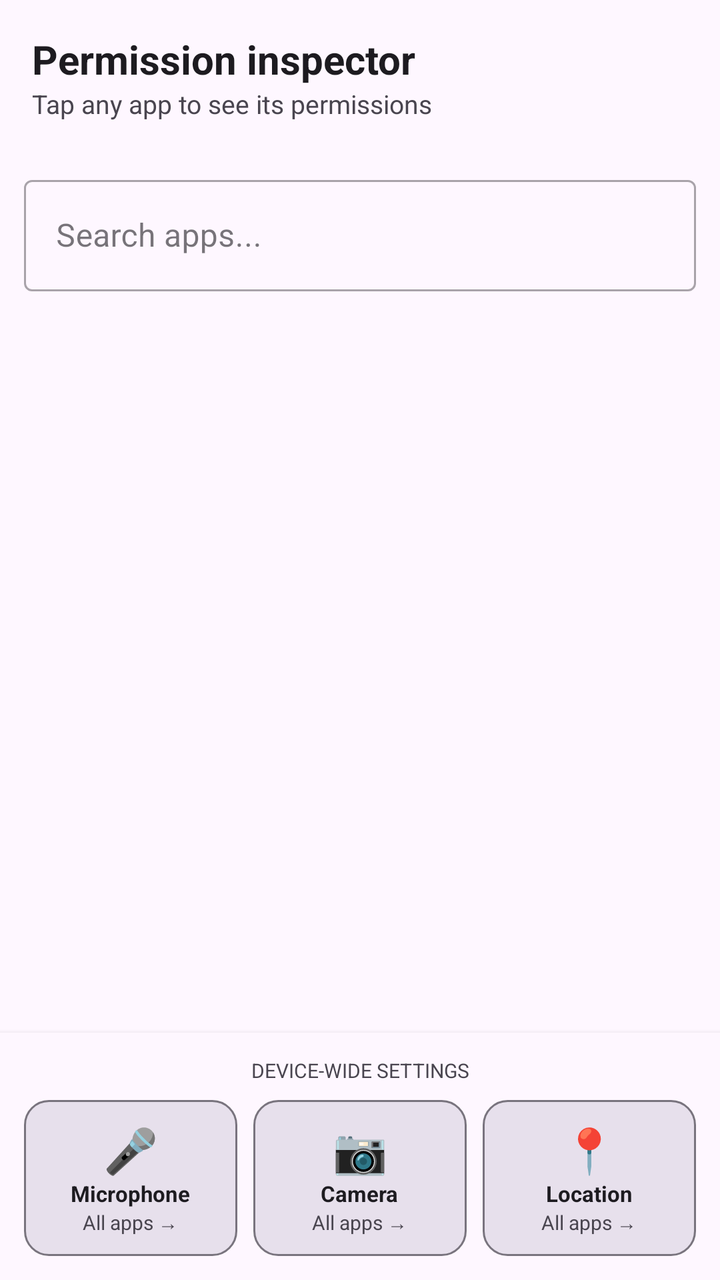
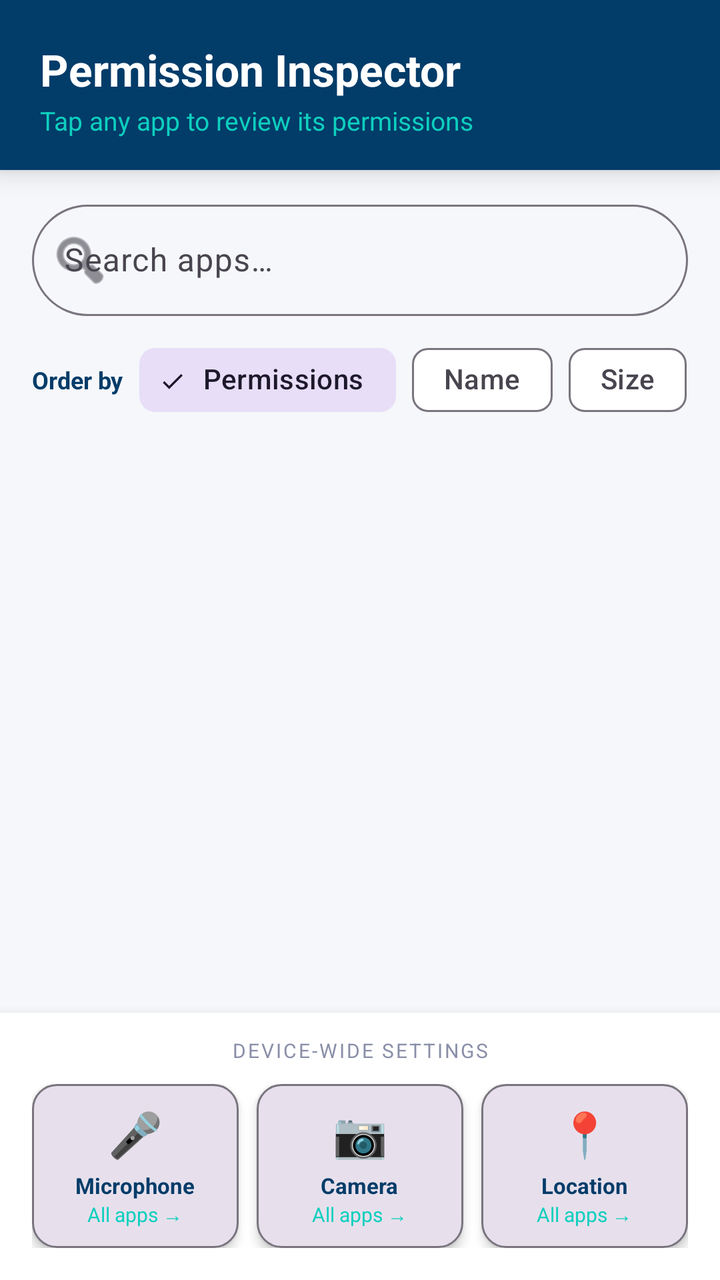

An Android layout rendered at two revisions. The XML below is the earlier revision; the diff shows what the commit changed to produce the second picture.
<!-- AndroidManifest.xml: application theme Theme.PermissionInspector -->
<!-- res/layout/activity_main.xml -->
<?xml version="1.0" encoding="utf-8"?>
<LinearLayout xmlns:android="http://schemas.android.com/apk/res/android"
    xmlns:app="http://schemas.android.com/apk/res-auto"
    android:layout_width="match_parent"
    android:layout_height="match_parent"
    android:orientation="vertical">

    
    <LinearLayout
        android:layout_width="match_parent"
        android:layout_height="wrap_content"
        android:orientation="vertical"
        android:padding="16dp"
        android:background="?attr/colorSurface">

        <TextView
            android:layout_width="wrap_content"
            android:layout_height="wrap_content"
            android:text="Permission inspector"
            android:textSize="20sp"
            android:textStyle="bold"
            android:textColor="?attr/colorOnSurface" />

        <TextView
            android:layout_width="wrap_content"
            android:layout_height="wrap_content"
            android:text="Tap any app to see its permissions"
            android:textSize="13sp"
            android:textColor="?attr/colorOnSurfaceVariant" />
    </LinearLayout>

    
    <com.google.android.material.textfield.TextInputLayout
        android:layout_width="match_parent"
        android:layout_height="wrap_content"
        android:layout_marginHorizontal="12dp"
        android:layout_marginTop="8dp"
        app:boxBackgroundMode="outline"
        style="@style/Widget.MaterialComponents.TextInputLayout.OutlinedBox">

        <com.google.android.material.textfield.TextInputEditText
            android:id="@+id/searchBox"
            android:layout_width="match_parent"
            android:layout_height="wrap_content"
            android:hint="Search apps..."
            android:inputType="text"
            android:imeOptions="actionSearch" />
    </com.google.android.material.textfield.TextInputLayout>

    
    <FrameLayout
        android:id="@+id/bannerContainer"
        android:layout_width="match_parent"
        android:layout_height="wrap_content"
        android:layout_marginTop="8dp"
        android:layout_marginHorizontal="12dp" />

    
    <androidx.recyclerview.widget.RecyclerView
        android:id="@+id/recyclerView"
        android:layout_width="match_parent"
        android:layout_height="0dp"
        android:layout_weight="1"
        android:clipToPadding="false"
        android:paddingBottom="4dp" />

    
    <LinearLayout
        android:layout_width="match_parent"
        android:layout_height="wrap_content"
        android:orientation="vertical"
        android:padding="12dp"
        android:background="?attr/colorSurface"
        android:elevation="4dp">

        <TextView
            android:layout_width="match_parent"
            android:layout_height="wrap_content"
            android:text="DEVICE-WIDE SETTINGS"
            android:textSize="10sp"
            android:gravity="center"
            android:textColor="?attr/colorOnSurfaceVariant"
            android:layout_marginBottom="8dp" />

        <LinearLayout
            android:layout_width="match_parent"
            android:layout_height="wrap_content"
            android:orientation="horizontal"
            android:weightSum="3">

            <LinearLayout
                android:layout_width="0dp"
                android:layout_height="wrap_content"
                android:layout_weight="1"
                android:orientation="vertical"
                android:gravity="center"
                android:padding="10dp"
                android:background="@drawable/bg_quick_btn"
                android:layout_marginEnd="4dp"
                android:onClick="onMicTap"
                android:clickable="true"
                android:focusable="true">
                <TextView android:layout_width="wrap_content" android:layout_height="wrap_content"
                    android:text="🎤" android:textSize="22sp" />
                <TextView android:layout_width="wrap_content" android:layout_height="wrap_content"
                    android:text="Microphone" android:textSize="11sp"
                    android:textColor="?attr/colorOnSurface" android:textStyle="bold" />
                <TextView android:layout_width="wrap_content" android:layout_height="wrap_content"
                    android:text="All apps →" android:textSize="10sp"
                    android:textColor="?attr/colorOnSurfaceVariant" />
            </LinearLayout>

            <LinearLayout
                android:layout_width="0dp"
                android:layout_height="wrap_content"
                android:layout_weight="1"
                android:orientation="vertical"
                android:gravity="center"
                android:padding="10dp"
                android:background="@drawable/bg_quick_btn"
                android:layout_marginHorizontal="4dp"
                android:onClick="onCameraTap"
                android:clickable="true"
                android:focusable="true">
                <TextView android:layout_width="wrap_content" android:layout_height="wrap_content"
                    android:text="📷" android:textSize="22sp" />
                <TextView android:layout_width="wrap_content" android:layout_height="wrap_content"
                    android:text="Camera" android:textSize="11sp"
                    android:textColor="?attr/colorOnSurface" android:textStyle="bold" />
                <TextView android:layout_width="wrap_content" android:layout_height="wrap_content"
                    android:text="All apps →" android:textSize="10sp"
                    android:textColor="?attr/colorOnSurfaceVariant" />
            </LinearLayout>

            <LinearLayout
                android:layout_width="0dp"
                android:layout_height="wrap_content"
                android:layout_weight="1"
                android:orientation="vertical"
                android:gravity="center"
                android:padding="10dp"
                android:background="@drawable/bg_quick_btn"
                android:layout_marginStart="4dp"
                android:onClick="onLocationTap"
                android:clickable="true"
                android:focusable="true">
                <TextView android:layout_width="wrap_content" android:layout_height="wrap_content"
                    android:text="📍" android:textSize="22sp" />
                <TextView android:layout_width="wrap_content" android:layout_height="wrap_content"
                    android:text="Location" android:textSize="11sp"
                    android:textColor="?attr/colorOnSurface" android:textStyle="bold" />
                <TextView android:layout_width="wrap_content" android:layout_height="wrap_content"
                    android:text="All apps →" android:textSize="10sp"
                    android:textColor="?attr/colorOnSurfaceVariant" />
            </LinearLayout>

        </LinearLayout>
    </LinearLayout>
</LinearLayout>
<!-- resources referenced by this layout -->
<resources>
  <!-- drawable bg_quick_btn (drawable) -->
  <?xml version="1.0" encoding="utf-8"?>
  <shape xmlns:android="http://schemas.android.com/apk/res/android"
      android:shape="rectangle">
      <corners android:radius="12dp" />
      <stroke android:width="1dp" android:color="?attr/colorOutline" />
      <solid android:color="?attr/colorSurfaceVariant" />
  </shape>
  <style name="Theme.PermissionInspector" parent="Theme.Material3.DayNight.NoActionBar">
          <item name="colorPrimary">@color/risk_low</item>
      </style>
  <color name="risk_low">#388E3C</color>
</resources>

<!-- the commit's change to res/layout/activity_main.xml (unified diff, before → after) -->
@@ -3,57 +3,116 @@
     xmlns:app="http://schemas.android.com/apk/res-auto"
     android:layout_width="match_parent"
     android:layout_height="match_parent"
-    android:orientation="vertical">
+    android:orientation="vertical"
+    android:background="@color/colorBackground">
 
     
     <LinearLayout
         android:layout_width="match_parent"
         android:layout_height="wrap_content"
         android:orientation="vertical"
-        android:padding="16dp"
-        android:background="?attr/colorSurface">
-
-        <TextView
-            android:layout_width="wrap_content"
-            android:layout_height="wrap_content"
-            android:text="Permission inspector"
-            android:textSize="20sp"
+        android:paddingHorizontal="20dp"
+        android:paddingTop="20dp"
+        android:paddingBottom="16dp"
+        android:background="@color/brand_primary"
+        android:elevation="8dp">
+
+        <TextView
+            android:layout_width="wrap_content"
+            android:layout_height="wrap_content"
+            android:text="Permission Inspector"
+            android:textSize="22sp"
             android:textStyle="bold"
-            android:textColor="?attr/colorOnSurface" />
-
-        <TextView
-            android:layout_width="wrap_content"
-            android:layout_height="wrap_content"
-            android:text="Tap any app to see its permissions"
+            android:textColor="@color/colorOnPrimary" />
+
+        <TextView
+            android:layout_width="wrap_content"
+            android:layout_height="wrap_content"
+            android:text="Tap any app to review its permissions"
             android:textSize="13sp"
-            android:textColor="?attr/colorOnSurfaceVariant" />
+            android:textColor="@color/brand_accent"
+            android:layout_marginTop="2dp" />
     </LinearLayout>
 
     
     <com.google.android.material.textfield.TextInputLayout
         android:layout_width="match_parent"
         android:layout_height="wrap_content"
-        android:layout_marginHorizontal="12dp"
-        android:layout_marginTop="8dp"
+        android:layout_marginHorizontal="16dp"
+        android:layout_marginTop="12dp"
         app:boxBackgroundMode="outline"
-        style="@style/Widget.MaterialComponents.TextInputLayout.OutlinedBox">
+        app:boxCornerRadiusTopStart="28dp"
+        app:boxCornerRadiusTopEnd="28dp"
+        app:boxCornerRadiusBottomStart="28dp"
+        app:boxCornerRadiusBottomEnd="28dp"
+        app:startIconDrawable="@android:drawable/ic_menu_search"
+        style="@style/Widget.Material3.TextInputLayout.OutlinedBox">
 
         <com.google.android.material.textfield.TextInputEditText
             android:id="@+id/searchBox"
             android:layout_width="match_parent"
             android:layout_height="wrap_content"
-            android:hint="Search apps..."
+            android:hint="Search apps…"
             android:inputType="text"
             android:imeOptions="actionSearch" />
     </com.google.android.material.textfield.TextInputLayout>
 
     
+    <LinearLayout
+        android:layout_width="match_parent"
+        android:layout_height="wrap_content"
+        android:orientation="horizontal"
+        android:layout_marginHorizontal="16dp"
+        android:layout_marginTop="8dp"
+        android:gravity="center_vertical">
+
+        <TextView
+            android:layout_width="wrap_content"
+            android:layout_height="wrap_content"
+            android:text="Order by"
+            android:textSize="12sp"
+            android:textStyle="bold"
+            android:textColor="@color/brand_primary"
+            android:layout_marginEnd="8dp" />
+
+        <com.google.android.material.chip.ChipGroup
+            android:id="@+id/sortChipGroup"
+            android:layout_width="wrap_content"
+            android:layout_height="wrap_content"
+            app:singleSelection="true"
+            app:selectionRequired="true">
+
+            <com.google.android.material.chip.Chip
+                android:id="@+id/chipPermissions"
+                android:layout_width="wrap_content"
+                android:layout_height="wrap_content"
+                android:text="Permissions"
+                android:checked="true"
+                style="@style/Widget.Material3.Chip.Filter" />
+
+            <com.google.android.material.chip.Chip
+                android:id="@+id/chipName"
+                android:layout_width="wrap_content"
+                android:layout_height="wrap_content"
+                android:text="Name"
+                style="@style/Widget.Material3.Chip.Filter" />
+
+            <com.google.android.material.chip.Chip
+                android:id="@+id/chipSize"
+                android:layout_width="wrap_content"
+                android:layout_height="wrap_content"
+                android:text="Size"
+                style="@style/Widget.Material3.Chip.Filter" />
+
+        </com.google.android.material.chip.ChipGroup>
+    </LinearLayout>
+
+    
     <FrameLayout
         android:id="@+id/bannerContainer"
         android:layout_width="match_parent"
         android:layout_height="wrap_content"
-        android:layout_marginTop="8dp"
-        android:layout_marginHorizontal="12dp" />
+        android:layout_marginTop="4dp" />
 
     
     <androidx.recyclerview.widget.RecyclerView
@@ -62,6 +121,7 @@
         android:layout_height="0dp"
         android:layout_weight="1"
         android:clipToPadding="false"
+        android:paddingTop="4dp"
         android:paddingBottom="4dp" />
 
     
@@ -69,18 +129,21 @@
         android:layout_width="match_parent"
         android:layout_height="wrap_content"
         android:orientation="vertical"
-        android:padding="12dp"
-        android:background="?attr/colorSurface"
-        android:elevation="4dp">
+        android:paddingHorizontal="16dp"
+        android:paddingTop="12dp"
+        android:paddingBottom="16dp"
+        android:background="@color/colorSurface"
+        android:elevation="8dp">
 
         <TextView
             android:layout_width="match_parent"
             android:layout_height="wrap_content"
             android:text="DEVICE-WIDE SETTINGS"
             android:textSize="10sp"
+            android:letterSpacing="0.1"
             android:gravity="center"
-            android:textColor="?attr/colorOnSurfaceVariant"
-            android:layout_marginBottom="8dp" />
+            android:textColor="@color/colorTextSecondary"
+            android:layout_marginBottom="10dp" />
 
         <LinearLayout
             android:layout_width="match_parent"
@@ -96,18 +159,20 @@
                 android:gravity="center"
                 android:padding="10dp"
                 android:background="@drawable/bg_quick_btn"
-                android:layout_marginEnd="4dp"
+                android:layout_marginEnd="6dp"
                 android:onClick="onMicTap"
                 android:clickable="true"
-                android:focusable="true">
+                android:focusable="true"
+                android:elevation="3dp">
                 <TextView android:layout_width="wrap_content" android:layout_height="wrap_content"
                     android:text="🎤" android:textSize="22sp" />
                 <TextView android:layout_width="wrap_content" android:layout_height="wrap_content"
                     android:text="Microphone" android:textSize="11sp"
-                    android:textColor="?attr/colorOnSurface" android:textStyle="bold" />
+                    android:textColor="@color/brand_primary" android:textStyle="bold"
+                    android:layout_marginTop="4dp" />
                 <TextView android:layout_width="wrap_content" android:layout_height="wrap_content"
                     android:text="All apps →" android:textSize="10sp"
-                    android:textColor="?attr/colorOnSurfaceVariant" />
+                    android:textColor="@color/brand_accent" />
             </LinearLayout>
 
             <LinearLayout
@@ -118,18 +183,20 @@
                 android:gravity="center"
                 android:padding="10dp"
                 android:background="@drawable/bg_quick_btn"
-                android:layout_marginHorizontal="4dp"
+                android:layout_marginHorizontal="3dp"
                 android:onClick="onCameraTap"
                 android:clickable="true"
-                android:focusable="true">
+                android:focusable="true"
+                android:elevation="3dp">
                 <TextView android:layout_width="wrap_content" android:layout_height="wrap_content"
                     android:text="📷" android:textSize="22sp" />
                 <TextView android:layout_width="wrap_content" android:layout_height="wrap_content"
                     android:text="Camera" android:textSize="11sp"
-                    android:textColor="?attr/colorOnSurface" android:textStyle="bold" />
+                    android:textColor="@color/brand_primary" android:textStyle="bold"
+                    android:layout_marginTop="4dp" />
                 <TextView android:layout_width="wrap_content" android:layout_height="wrap_content"
                     android:text="All apps →" android:textSize="10sp"
-                    android:textColor="?attr/colorOnSurfaceVariant" />
+                    android:textColor="@color/brand_accent" />
             </LinearLayout>
 
             <LinearLayout
@@ -140,20 +207,23 @@
                 android:gravity="center"
                 android:padding="10dp"
                 android:background="@drawable/bg_quick_btn"
-                android:layout_marginStart="4dp"
+                android:layout_marginStart="6dp"
                 android:onClick="onLocationTap"
                 android:clickable="true"
-                android:focusable="true">
+                android:focusable="true"
+                android:elevation="3dp">
                 <TextView android:layout_width="wrap_content" android:layout_height="wrap_content"
                     android:text="📍" android:textSize="22sp" />
                 <TextView android:layout_width="wrap_content" android:layout_height="wrap_content"
                     android:text="Location" android:textSize="11sp"
-                    android:textColor="?attr/colorOnSurface" android:textStyle="bold" />
+                    android:textColor="@color/brand_primary" android:textStyle="bold"
+                    android:layout_marginTop="4dp" />
                 <TextView android:layout_width="wrap_content" android:layout_height="wrap_content"
                     android:text="All apps →" android:textSize="10sp"
-                    android:textColor="?attr/colorOnSurfaceVariant" />
+                    android:textColor="@color/brand_accent" />
             </LinearLayout>
 
         </LinearLayout>
     </LinearLayout>
+
 </LinearLayout>
<!-- resource entries referenced after the edit -->
@@ -1,5 +1,11 @@
 <!-- resources referenced by this layout -->
 <resources>
+  <color name="brand_accent">#0ecfbe</color>
+  <color name="brand_primary">#023c69</color>
+  <color name="colorBackground">#F5F7FA</color>
+  <color name="colorOnPrimary">#FFFFFF</color>
+  <color name="colorSurface">#FFFFFF</color>
+  <color name="colorTextSecondary">#8a8fa8</color>
   <!-- drawable bg_quick_btn (drawable) -->
   <?xml version="1.0" encoding="utf-8"?>
   <shape xmlns:android="http://schemas.android.com/apk/res/android"
@@ -9,8 +15,15 @@
       <solid android:color="?attr/colorSurfaceVariant" />
   </shape>
   <style name="Theme.PermissionInspector" parent="Theme.Material3.DayNight.NoActionBar">
-          <item name="colorPrimary">@color/risk_low</item>
+          <item name="colorPrimary">@color/brand_primary</item>
+          <item name="colorSecondary">@color/brand_accent</item>
+          <item name="colorTertiary">@color/brand_accent</item>
+          <item name="android:colorBackground">@color/colorBackground</item>
+          <item name="colorSurface">@color/colorSurface</item>
+          <item name="android:statusBarColor">@color/brand_primary_dark</item>
+          <item name="android:navigationBarColor">@color/colorSurface</item>
+          <item name="android:windowLightStatusBar">true</item>
       </style>
-  <color name="risk_low">#388E3C</color>
+  <color name="brand_primary_dark">#011f3a</color>
 </resources>
 
